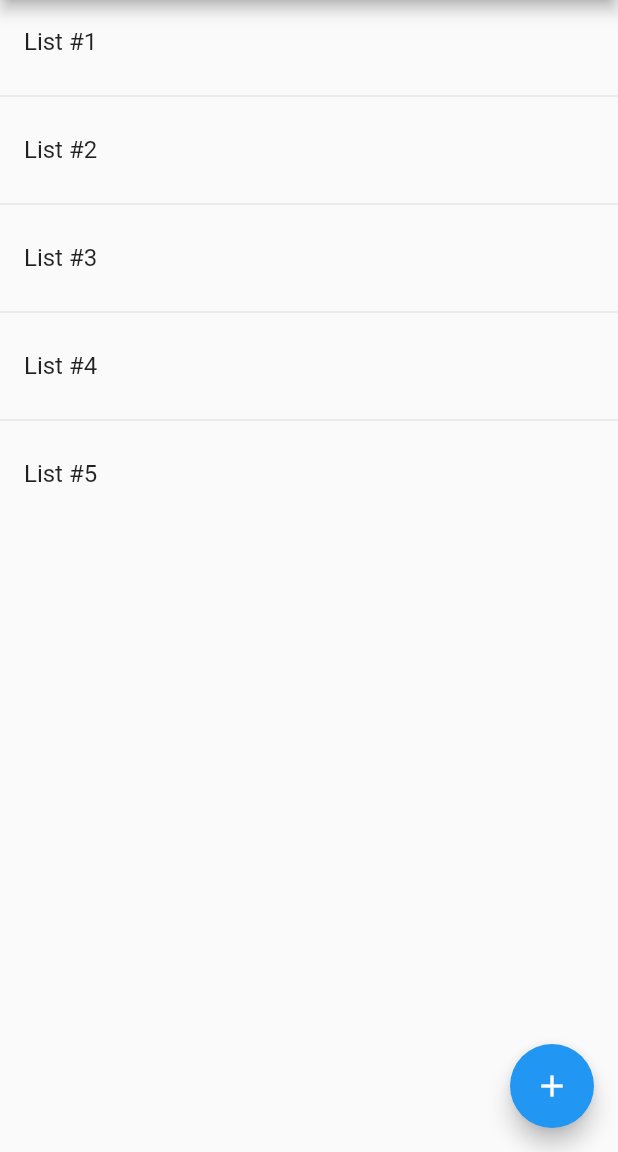
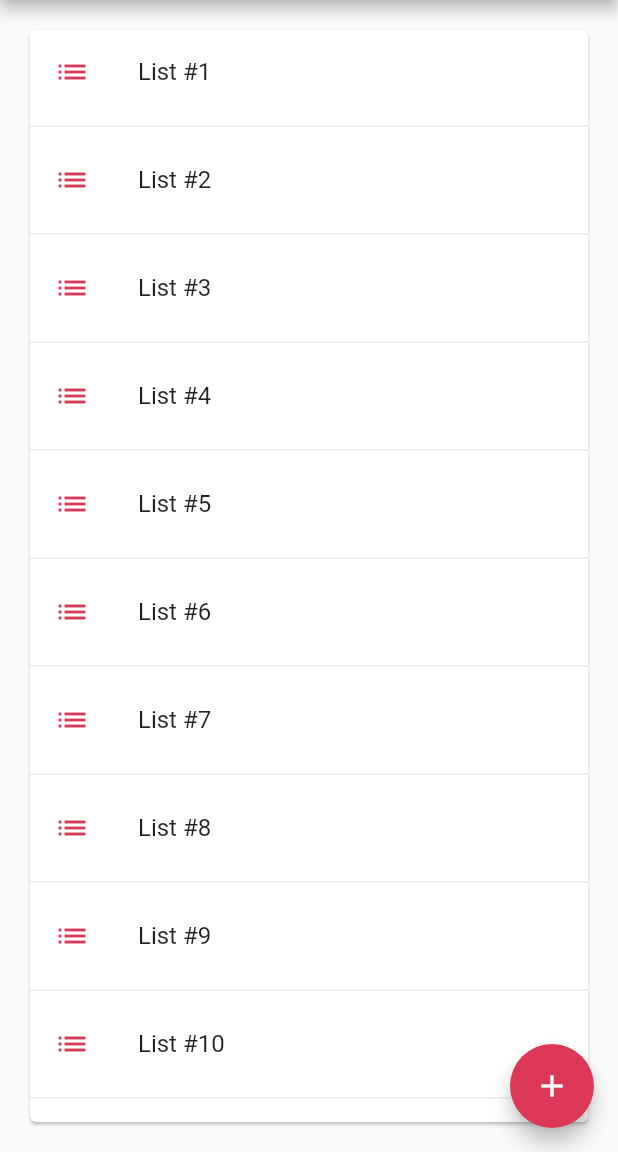
Before and after one commit to lucasmbraz/amazing_lists, a Flutter app: the screen it shows after launch, on a phone screen of 412 x 824 dp, the part 84-1236 px from its top. Run offline on Flutter 3.47's test engine with Material 2 defaults, Android fonts, the phone set to English and light mode, and no system bars; our stand-ins replace circular_check_box, flutter_redux, freezed_annotation, redux; generated files the repository leaves out were written again.

Commit message:
Improves appearance of Home Page

```diff
--- a/lib/home/home_page.dart
+++ b/lib/home/home_page.dart
@@ -1,5 +1,3 @@
-import 'package:flutter/material.dart';
-import 'package:flutter_redux/flutter_redux.dart';
 import 'package:amazing_lists/add_todo_list/add_todo_list_dialog.dart';
 import 'package:amazing_lists/home/todos_list_item_widget.dart';
 import 'package:amazing_lists/home/todos_list_widget.dart';
@@ -7,6 +5,8 @@ import 'package:amazing_lists/model/todo_list.dart';
 import 'package:amazing_lists/redux/actions.dart';
 import 'package:amazing_lists/redux/app_state.dart';
 import 'package:amazing_lists/todos/todos_page.dart';
+import 'package:flutter/material.dart';
+import 'package:flutter_redux/flutter_redux.dart';
 import 'package:redux/redux.dart';
 import 'package:uuid/uuid.dart';
 
@@ -24,6 +24,7 @@ class HomePage extends StatelessWidget {
             ),
             body: _body(vm),
             floatingActionButton: FloatingActionButton(
+              backgroundColor: Theme.of(context).primaryColor,
               onPressed: () => _openAddTodoListDialog(context, vm),
               child: const Icon(Icons.add),
             ),
@@ -32,9 +33,16 @@ class HomePage extends StatelessWidget {
   }
 
   Widget _body(_ViewModel vm) {
-    return TodosListWidget(
-      todoLists: vm.todoLists,
-      onTapCallback: vm.onTapTodoListCallback,
+    return SafeArea(
+      child: Padding(
+        padding: const EdgeInsets.all(16),
+        child: Card(
+          child: TodosListWidget(
+            todoLists: vm.todoLists,
+            onTapCallback: vm.onTapTodoListCallback,
+          ),
+        ),
+      ),
     );
   }
 
--- a/lib/home/todos_list_item_widget.dart
+++ b/lib/home/todos_list_item_widget.dart
@@ -1,5 +1,5 @@
+import 'package:amazing_lists/model/todo_list.dart';
 import 'package:flutter/material.dart';
-import 'package:amazing_lists/model/todo_list.dart';
 
 class TodosListItemWidget extends StatelessWidget {
   final TodoList todoList;
@@ -14,6 +14,10 @@ class TodosListItemWidget extends StatelessWidget {
   @override
   Widget build(BuildContext context) {
     return ListTile(
+      leading: Icon(
+        Icons.list,
+        color: Theme.of(context).primaryColor,
+      ),
       title: Text(todoList.name),
       onTap: () => onTapCallback(todoList),
     );
--- a/lib/home/todos_list_widget.dart
+++ b/lib/home/todos_list_widget.dart
@@ -1,6 +1,6 @@
-import 'package:flutter/material.dart';
 import 'package:amazing_lists/home/todos_list_item_widget.dart';
 import 'package:amazing_lists/model/todo_list.dart';
+import 'package:flutter/material.dart';
 
 class TodosListWidget extends StatelessWidget {
   const TodosListWidget({
--- a/lib/redux/app_state.dart
+++ b/lib/redux/app_state.dart
@@ -19,6 +19,16 @@ abstract class AppState implements _$AppState {
           TodoList(id: '3', name: 'List #3', todos: []),
           TodoList(id: '4', name: 'List #4', todos: []),
           TodoList(id: '5', name: 'List #5', todos: []),
+          TodoList(id: '6', name: 'List #6', todos: []),
+          TodoList(id: '7', name: 'List #7', todos: []),
+          TodoList(id: '8', name: 'List #8', todos: []),
+          TodoList(id: '9', name: 'List #9', todos: []),
+          TodoList(id: '10', name: 'List #10', todos: []),
+          TodoList(id: '11', name: 'List #11', todos: []),
+          TodoList(id: '12', name: 'List #12', todos: []),
+          TodoList(id: '13', name: 'List #13', todos: []),
+          TodoList(id: '14', name: 'List #14', todos: []),
+          TodoList(id: '15', name: 'List #15', todos: []),
         ],
       );
 }
```
